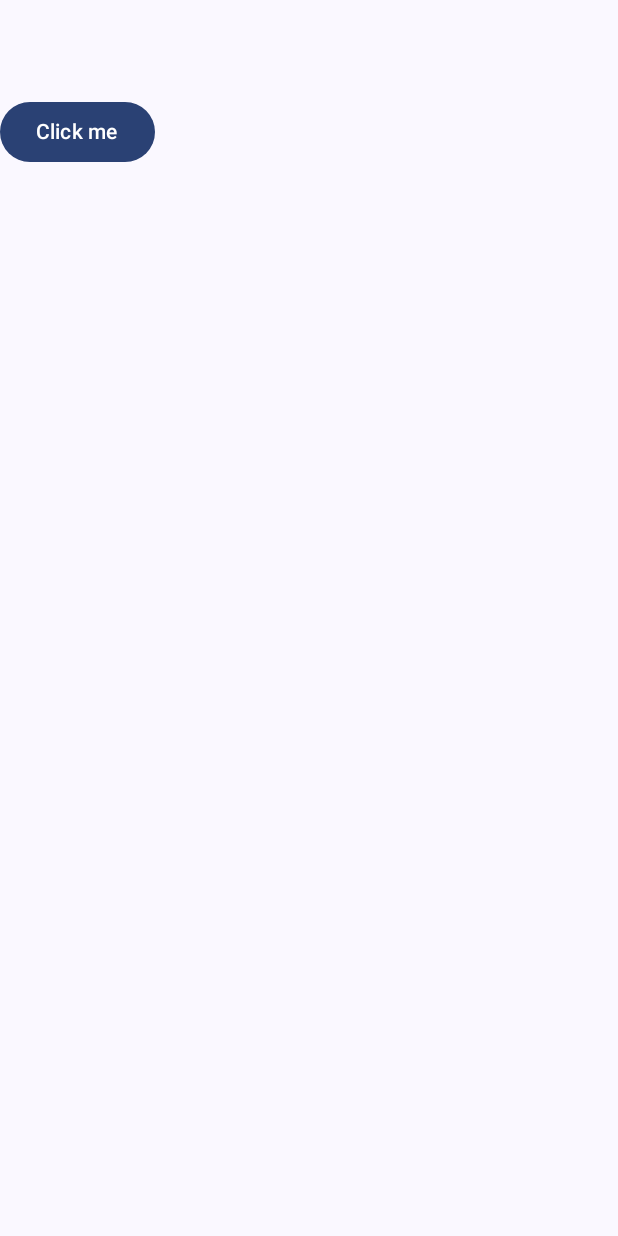
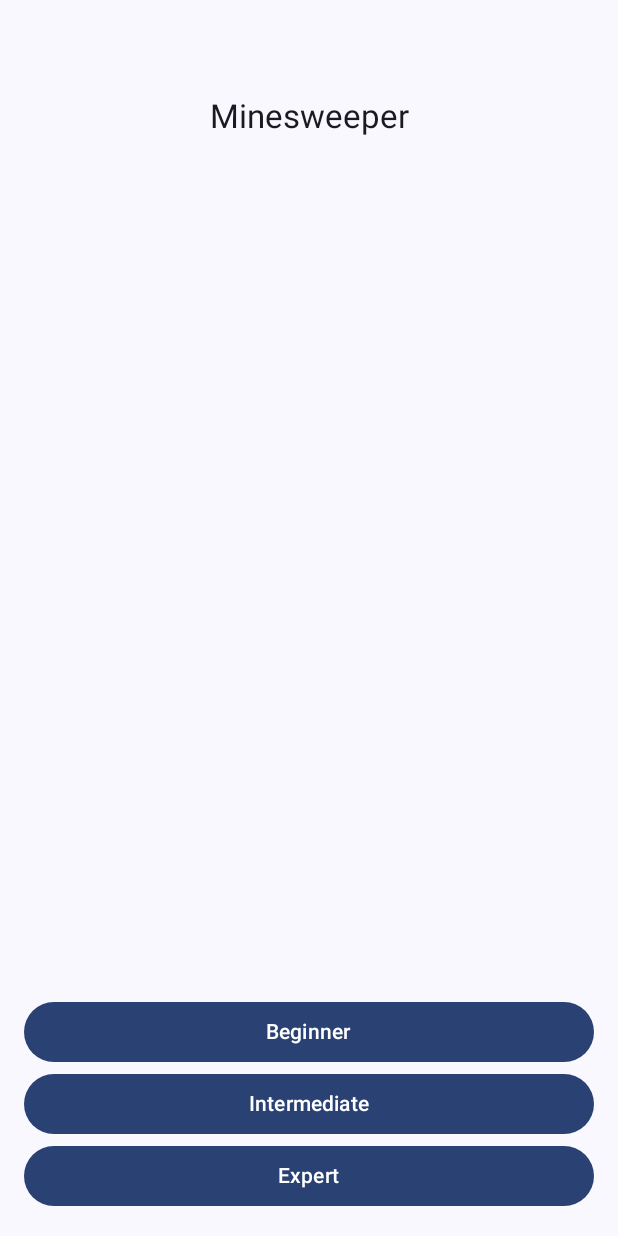
Before and after one commit to GregKluska/minesweeper-compose, an Android app built with Jetpack Compose: the screen it shows after launch (MainActivity), on a phone screen of 412 x 824 dp. Run offline under Robolectric (Android 15) with nearby library versions, the phone set to English and light mode, and no system bars.

Commit message:
Add levels

```diff
--- a/app/src/main/java/com/gregkluska/minesweeper/navigation/Screen.kt
+++ /dev/null
@@ -1,8 +0,0 @@
-package com.gregkluska.minesweeper.navigation
-
-sealed class Screen(val route: String) {
-
-    object Home: Screen("home")
-    object Game: Screen("game")
-
-}
--- a/app/src/main/java/com/gregkluska/minesweeper/presentation/component/Board.kt
+++ b/app/src/main/java/com/gregkluska/minesweeper/presentation/component/Board.kt
@@ -30,10 +30,10 @@ import androidx.compose.ui.unit.dp
 import com.gregkluska.minesweeper.game.Field
 import com.gregkluska.minesweeper.game.Field.Companion.DETONATED_BY_MINE
 import com.gregkluska.minesweeper.game.Field.Companion.DETONATED_BY_PLAYER
-import com.gregkluska.minesweeper.presentation.ui.gamescreen.GameUiEvent
 import com.gregkluska.minesweeper.presentation.canvas.drawFlag
 import com.gregkluska.minesweeper.presentation.theme.MinesweeperTheme
 import com.gregkluska.minesweeper.presentation.theme.Orange
+import com.gregkluska.minesweeper.presentation.ui.gamescreen.GameUiEvent
 
 
 @Composable
--- a/app/src/main/java/com/gregkluska/minesweeper/presentation/component/MinesweeperApp.kt
+++ b/app/src/main/java/com/gregkluska/minesweeper/presentation/component/MinesweeperApp.kt
@@ -2,6 +2,7 @@ package com.gregkluska.minesweeper.presentation.component
 
 import androidx.compose.foundation.background
 import androidx.compose.foundation.layout.PaddingValues
+import androidx.compose.foundation.layout.fillMaxSize
 import androidx.compose.material3.ExperimentalMaterial3Api
 import androidx.compose.material3.MaterialTheme
 import androidx.compose.material3.Scaffold
@@ -21,7 +22,7 @@ fun MinesweeperApp(
 ) {
     MinesweeperTheme {
         Scaffold(
-            modifier = Modifier.background(MaterialTheme.colorScheme.background),
+            modifier = Modifier.fillMaxSize().background(MaterialTheme.colorScheme.background),
             topBar = { AppBar(appBarState) },
             floatingActionButton = {},
             content = content
--- /dev/null
+++ b/app/src/main/java/com/gregkluska/minesweeper/presentation/navigation/Screen.kt
@@ -0,0 +1,22 @@
+package com.gregkluska.minesweeper.presentation.navigation
+
+import androidx.navigation.NamedNavArgument
+import androidx.navigation.NavType
+import androidx.navigation.navArgument
+
+sealed class Screen(val route: String, val arguments: List<NamedNavArgument>) {
+
+    object Home : Screen(
+        route = "home",
+        arguments = listOf()
+    )
+
+    object Game : Screen(
+        route = "game",
+        arguments = listOf(
+            navArgument("width") { type = NavType.IntType },
+            navArgument("height") { type = NavType.IntType },
+            navArgument("mines") { type = NavType.IntType },
+        )
+    )
+}
--- a/app/src/main/java/com/gregkluska/minesweeper/presentation/ui/MainActivity.kt
+++ b/app/src/main/java/com/gregkluska/minesweeper/presentation/ui/MainActivity.kt
@@ -23,17 +23,16 @@ import androidx.navigation.compose.composable
 import androidx.navigation.compose.rememberNavController
 import com.gregkluska.minesweeper.R
 import com.gregkluska.minesweeper.core.AppBarState
-import com.gregkluska.minesweeper.navigation.Screen
 import com.gregkluska.minesweeper.presentation.animation.shakeKeyframes
+import com.gregkluska.minesweeper.presentation.component.MinesweeperApp
 import com.gregkluska.minesweeper.presentation.component.ProcessDialog
-import com.gregkluska.minesweeper.presentation.component.MinesweeperApp
+import com.gregkluska.minesweeper.presentation.navigation.Screen
 import com.gregkluska.minesweeper.presentation.ui.gamescreen.GameScreen
 import com.gregkluska.minesweeper.presentation.ui.gamescreen.GameUiEffect
 import com.gregkluska.minesweeper.presentation.ui.gamescreen.GameUiEvent
 import com.gregkluska.minesweeper.presentation.ui.gamescreen.GameViewModel
 import com.gregkluska.minesweeper.presentation.ui.homescreen.HomeScreen
 import com.gregkluska.minesweeper.presentation.ui.homescreen.HomeUiEvent
-import com.gregkluska.minesweeper.presentation.ui.homescreen.HomeViewModel
 import kotlinx.coroutines.flow.launchIn
 import kotlinx.coroutines.flow.onEach
 
@@ -64,25 +63,25 @@ class MainActivity : ComponentActivity() {
                 NavHost(navController = navController, startDestination = Screen.Home.route) {
 
                     composable(route = Screen.Home.route) {
-                        val viewModel = viewModel<HomeViewModel>()
+//                        val viewModel = viewModel<HomeViewModel>()
                         mainViewModel.setAppBar(AppBarState.Empty)
 
                         HomeScreen(
                             modifier = Modifier.padding(paddingValues),
-                            state = viewModel.state.value,
                             onEvent = { event ->
                                 when (event) {
-                                    HomeUiEvent.ButtonClick -> {
-                                        navController.navigate(Screen.Game.route)
+                                    is HomeUiEvent.GameStart -> {
+                                        navController.navigate("game/${event.width}/${event.height}/${event.mines}")
                                     }
-
-                                    else -> (viewModel::handleEvent)(event)
                                 }
                             }
                         )
                     }
 
-                    composable(route = Screen.Game.route) {
+                    composable(
+                        route = Screen.Game.route + "/" + Screen.Game.arguments.joinToString("/") { "{${it.name}}" },
+                        arguments = Screen.Game.arguments
+                    ) {
                         val viewModel = viewModel<GameViewModel>()
                         val state = viewModel.state.value
                         val gameState = state.game.state.collectAsState().value
--- a/app/src/main/java/com/gregkluska/minesweeper/presentation/ui/gamescreen/GameScreen.kt
+++ b/app/src/main/java/com/gregkluska/minesweeper/presentation/ui/gamescreen/GameScreen.kt
@@ -27,7 +27,7 @@ fun GameScreen(
     Surface(
         modifier = modifier
             .fillMaxSize()
-            .padding(16.dp)
+            .padding(top = 16.dp, start = 16.dp, end = 16.dp)
     ) {
         Column {
             Board(
--- a/app/src/main/java/com/gregkluska/minesweeper/presentation/ui/homescreen/HomeScreen.kt
+++ b/app/src/main/java/com/gregkluska/minesweeper/presentation/ui/homescreen/HomeScreen.kt
@@ -1,26 +1,73 @@
 package com.gregkluska.minesweeper.presentation.ui.homescreen
 
-import androidx.compose.foundation.layout.Box
+import androidx.compose.foundation.layout.Column
+import androidx.compose.foundation.layout.fillMaxWidth
+import androidx.compose.foundation.layout.padding
 import androidx.compose.material3.Button
+import androidx.compose.material3.MaterialTheme
 import androidx.compose.material3.Text
 import androidx.compose.runtime.Composable
+import androidx.compose.ui.Alignment
 import androidx.compose.ui.Modifier
+import androidx.compose.ui.res.stringResource
+import androidx.compose.ui.text.style.TextAlign
+import androidx.compose.ui.unit.dp
+import com.gregkluska.minesweeper.R
 
 @Composable
 fun HomeScreen(
     modifier: Modifier,
-    state: HomeUiState,
     onEvent: (HomeUiEvent) -> Unit,
 ) {
 
-    Box(
+    Column(
         modifier = modifier,
     ) {
-        Button(
-            onClick = { onEvent(HomeUiEvent.ButtonClick) }
+        Column(
+            modifier = Modifier.weight(1f).fillMaxWidth(),
+            horizontalAlignment = Alignment.CenterHorizontally
         ) {
-            Text(text = state.text)
+            Text(
+                text = stringResource(R.string.minesweeper),
+                style = MaterialTheme.typography.titleLarge,
+                textAlign = TextAlign.Center
+            )
         }
+
+        Column(
+            modifier = Modifier.padding(16.dp)
+        ){
+            Button(
+                modifier = Modifier.fillMaxWidth(),
+                onClick = { onEvent(HomeUiEvent.GameStart(
+                    width = 10, height = 10, mines = 10
+
+                )) }
+            ) {
+                Text(text = "Beginner")
+            }
+
+            Button(
+                modifier = Modifier.fillMaxWidth(),
+                onClick = { onEvent(HomeUiEvent.GameStart(
+                    width = 16, height = 16, mines = 40
+
+                )) }
+            ) {
+                Text(text = "Intermediate")
+            }
+
+            Button(
+                modifier = Modifier.fillMaxWidth(),
+                onClick = { onEvent(HomeUiEvent.GameStart(
+                    width = 16, height = 30, mines = 99
+
+                )) }
+            ) {
+                Text(text = "Expert")
+            }
+        }
+
     }
 
 }
--- a/app/src/main/java/com/gregkluska/minesweeper/presentation/ui/homescreen/HomeViewModel.kt
+++ b/app/src/main/java/com/gregkluska/minesweeper/presentation/ui/homescreen/HomeViewModel.kt
@@ -1,31 +1,15 @@
 package com.gregkluska.minesweeper.presentation.ui.homescreen
 
-import androidx.compose.runtime.MutableState
-import androidx.compose.runtime.State
-import androidx.compose.runtime.mutableStateOf
 import androidx.lifecycle.ViewModel
 
-data class HomeUiState(
-    val text: String
-)
-
 sealed interface HomeUiEvent {
-    object ButtonClick : HomeUiEvent
+    data class GameStart(
+        val width: Int,
+        val height: Int,
+        val mines: Int
+    ) : HomeUiEvent
 }
 
 class HomeViewModel : ViewModel() {
 
-    private val viewModelState: MutableState<HomeUiState> = mutableStateOf(
-        HomeUiState(
-            text = "Click me"
-        )
-    )
-
-    val state: State<HomeUiState>
-        get() = viewModelState
-
-    fun handleEvent(event: HomeUiEvent) = when (event) {
-        HomeUiEvent.ButtonClick -> {}
-    }
-
 }
--- a/app/src/main/res/values/strings.xml
+++ b/app/src/main/res/values/strings.xml
@@ -9,4 +9,5 @@
     <string name="you_will_lose_your_progress">You will lose your progress.</string>
     <string name="yes">Yes</string>
     <string name="no">No</string>
+    <string name="minesweeper">Minesweeper</string>
 </resources>
```
Also changed, not shown: app/src/main/java/com/gregkluska/minesweeper/presentation/component/BottomBar.kt (+9 -2 lines), app/src/main/java/com/gregkluska/minesweeper/presentation/ui/gamescreen/GameViewModel.kt (+7 -4 lines).
